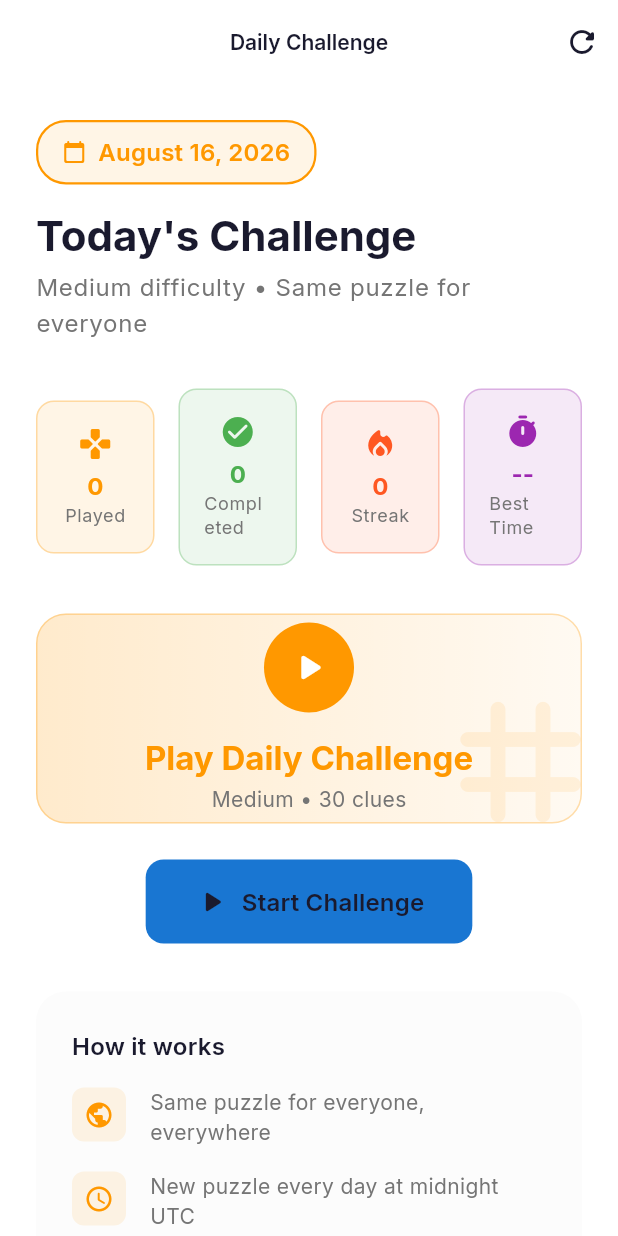
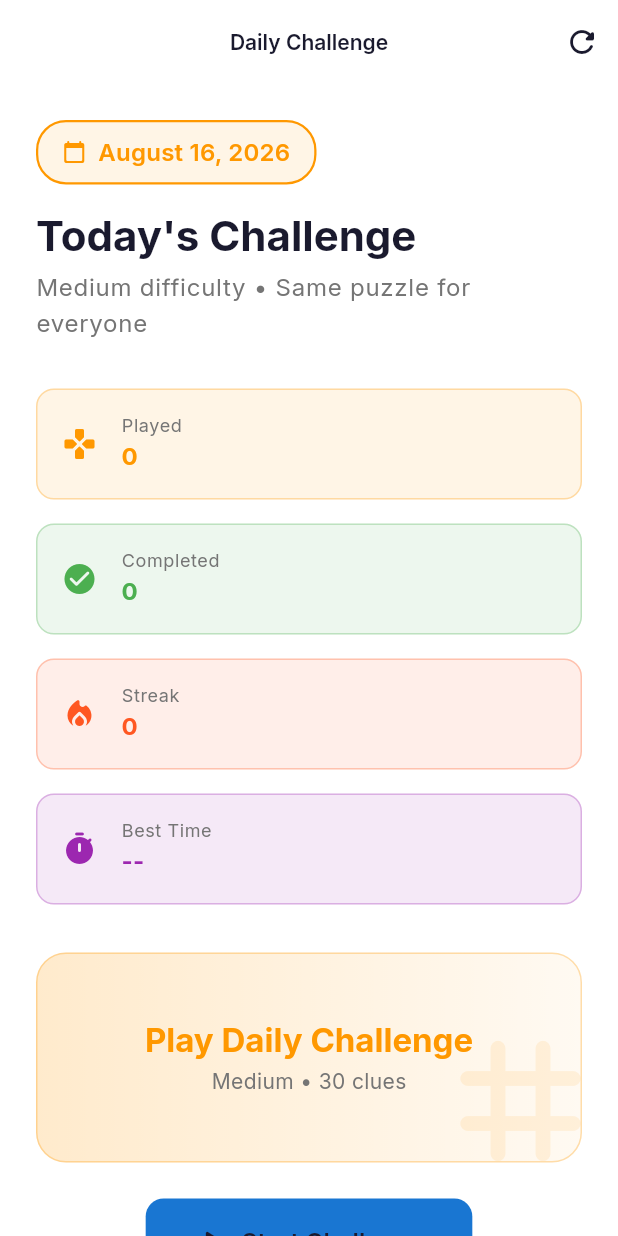
Before and after one commit to Mukiria/m6_sudoku, a Flutter app: the DailyChallengeScreen screen opened by its route, on a phone screen of 412 x 824 dp. Run offline on Flutter 3.47's test engine with Material 3 defaults, Android fonts, the light colour scheme and no system bars; drawn by our look-alikes of flutter_animate; our stand-ins replace audioplayers, confetti, dartz, equatable, flutter_riverpod, freezed_annotation and 4 more; accounts and stored records are empty; generated files the repository leaves out were written again.

Commit message:
Daily challenge screen: full-width stats, drop the play button
Stacks Played/Completed/Streak/Best Time to full width instead of a
2x2 grid, and removes the circular play-arrow icon from the "Play
Daily Challenge" box — Start Challenge below it is the only action
needed.

```diff
--- a/lib/features/sudoku/presentation/screens/daily_challenge_screen.dart
+++ b/lib/features/sudoku/presentation/screens/daily_challenge_screen.dart
@@ -199,10 +199,9 @@ class _DailyChallengeScreenState extends ConsumerState<DailyChallengeScreen> {
     ColorScheme colorScheme,
     DailyChallengeStats stats,
   ) {
-    return Row(
+    return Column(
       children: [
-        Expanded(
-          child: _buildStatItem(
+        _buildStatItem(
           theme,
           extension,
           colorScheme,
@@ -210,11 +209,10 @@ class _DailyChallengeScreenState extends ConsumerState<DailyChallengeScreen> {
           stats.totalPlayed.toString(),
           Icons.games_rounded,
           extension.difficultyMediumColor!,
+          fullWidth: true,
         ),
-        ),
-        const SizedBox(width: AppConstants.spacingMd),
-        Expanded(
-          child: _buildStatItem(
+        const SizedBox(height: AppConstants.spacingMd),
+        _buildStatItem(
           theme,
           extension,
           colorScheme,
@@ -222,11 +220,10 @@ class _DailyChallengeScreenState extends ConsumerState<DailyChallengeScreen> {
           stats.totalCompleted.toString(),
           Icons.check_circle_rounded,
           extension.difficultyEasyColor!,
+          fullWidth: true,
         ),
-        ),
-        const SizedBox(width: AppConstants.spacingMd),
-        Expanded(
-          child: _buildStatItem(
+        const SizedBox(height: AppConstants.spacingMd),
+        _buildStatItem(
           theme,
           extension,
           colorScheme,
@@ -234,11 +231,10 @@ class _DailyChallengeScreenState extends ConsumerState<DailyChallengeScreen> {
           '${stats.currentStreak}',
           Icons.local_fire_department_rounded,
           extension.difficultyHardColor!,
+          fullWidth: true,
         ),
-        ),
-        const SizedBox(width: AppConstants.spacingMd),
-        Expanded(
-          child: _buildStatItem(
+        const SizedBox(height: AppConstants.spacingMd),
+        _buildStatItem(
           theme,
           extension,
           colorScheme,
@@ -246,7 +242,7 @@ class _DailyChallengeScreenState extends ConsumerState<DailyChallengeScreen> {
           stats.bestStreak > 0 ? _formatTime(stats.bestStreak) : '--',
           Icons.timer_rounded,
           extension.difficultyExpertColor!,
-          ),
+          fullWidth: true,
         ),
       ],
     );
@@ -259,16 +255,44 @@ class _DailyChallengeScreenState extends ConsumerState<DailyChallengeScreen> {
     String label,
     String value,
     IconData icon,
-    Color color,
-  ) {
+    Color color, {
+    bool fullWidth = false,
+  }) {
     return Container(
+      width: fullWidth ? double.infinity : null,
       padding: const EdgeInsets.all(AppConstants.spacingMd),
       decoration: BoxDecoration(
         color: color.withValues(alpha: 0.1),
         borderRadius: BorderRadius.circular(AppConstants.borderRadius),
         border: Border.all(color: color.withValues(alpha: 0.3)),
       ),
-      child: Column(
+      child:
+          fullWidth
+              ? Row(
+                children: [
+                  Icon(icon, color: color, size: 24),
+                  const SizedBox(width: AppConstants.spacingMd),
+                  Column(
+                    crossAxisAlignment: CrossAxisAlignment.start,
+                    children: [
+                      Text(
+                        label,
+                        style: theme.textTheme.bodySmall?.copyWith(
+                          color: colorScheme.onSurfaceVariant,
+                        ),
+                      ),
+                      Text(
+                        value,
+                        style: theme.textTheme.titleMedium?.copyWith(
+                          fontWeight: FontWeight.w700,
+                          color: color,
+                        ),
+                      ),
+                    ],
+                  ),
+                ],
+              )
+              : Column(
                 children: [
                   Icon(icon, color: color, size: 24),
                   const SizedBox(height: AppConstants.spacingXs),
@@ -470,23 +494,6 @@ class _DailyChallengeScreenState extends ConsumerState<DailyChallengeScreen> {
                 child: Column(
                   mainAxisAlignment: MainAxisAlignment.center,
                   children: [
-                    Container(
-                      width: 60,
-                      height: 60,
-                      decoration: BoxDecoration(
-                        color: extension.difficultyMediumColor!,
-                        shape: BoxShape.circle,
-                      ),
-                      child: const Icon(
-                        Icons.play_arrow_rounded,
-                        color: Colors.white,
-                        size: 30,
-                      ),
-                    ).animate().scale(
-                      duration: 600.ms,
-                      curve: Curves.elasticOut,
-                    ),
-                    const SizedBox(height: AppConstants.spacingMd),
                     Text(
                       'Play Daily Challenge',
                       style: theme.textTheme.titleLarge?.copyWith(
```
Lines whose indentation alone changed are shown as unchanged.
